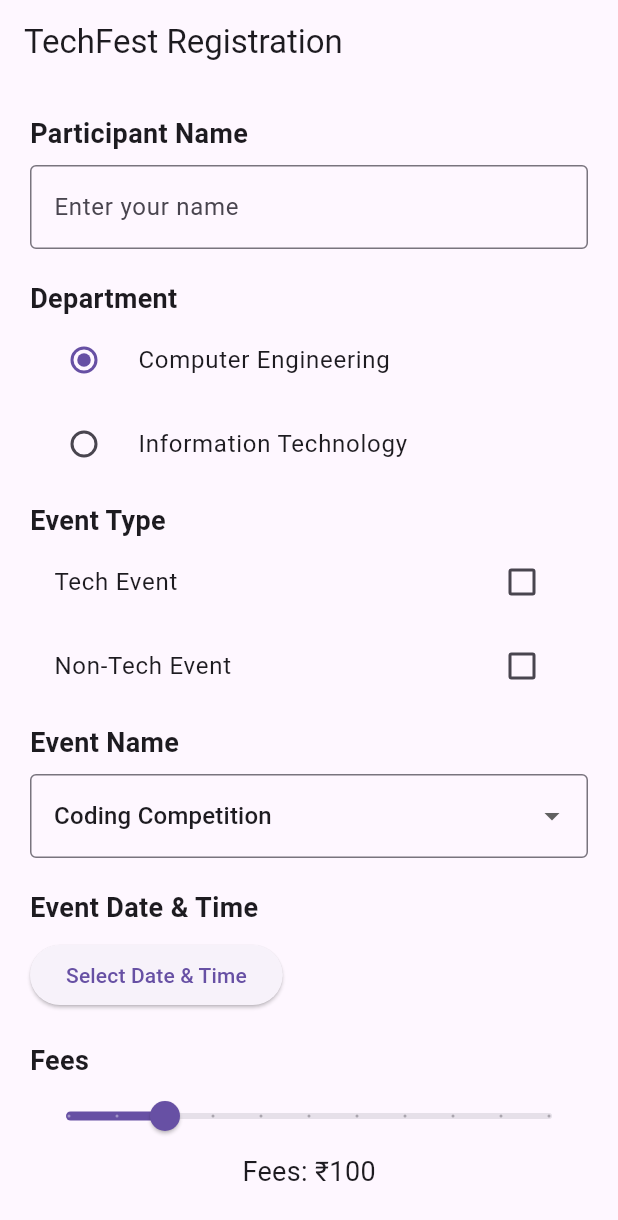
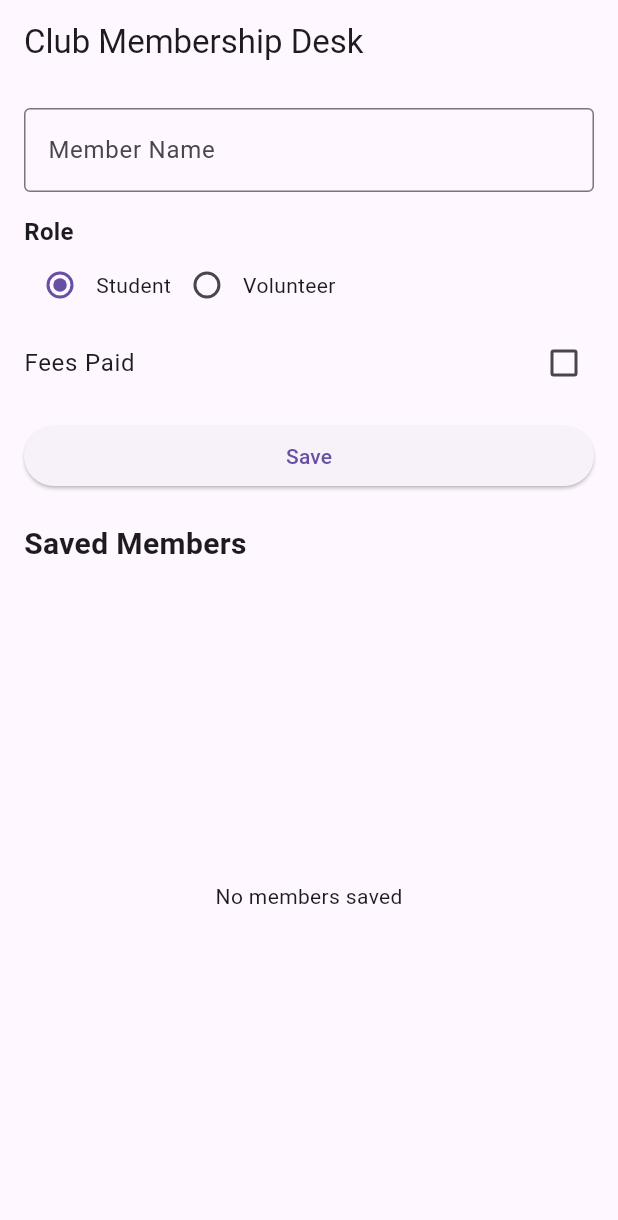
Before and after one commit to priyankadafda23/Flutter, a Flutter app: the screen it shows after launch, on a phone screen of 412 x 824 dp. Shown: the top 1220 px of the screen. Run offline on Flutter 3.47's test engine with Material 3 defaults, Android fonts, the light colour scheme and no system bars; our stand-ins replace shared_preferences.

Commit message:
added few functions in localjson file and completed clubmembership exercise

```diff
--- /dev/null
+++ b/demo/lib/club-membership/clubmembership.dart
@@ -0,0 +1,324 @@
+import 'dart:convert';
+
+import 'package:flutter/material.dart';
+import 'package:shared_preferences/shared_preferences.dart';
+
+class ClubMembership extends StatefulWidget {
+  const ClubMembership({super.key});
+
+  @override
+  State<ClubMembership> createState() => _ClubMembershipState();
+}
+
+class _ClubMembershipState extends State<ClubMembership> {
+  // TextField controller
+  final TextEditingController nameController = TextEditingController();
+
+  // Form values
+  String role = 'Student';
+  bool feesPaid = false;
+
+  // ID of member currently being edited
+  int? editingId;
+
+  // List of members
+  List<Map<String, dynamic>> members = [];
+
+  @override
+  void initState() {
+    super.initState();
+    _loadMembers();
+  }
+
+  // Load members from SharedPreferences
+  Future<void> _loadMembers() async {
+    SharedPreferences prefs = await SharedPreferences.getInstance();
+
+    String? data = prefs.getString('members');
+
+    if (data != null) {
+      setState(() {
+        members = List<Map<String, dynamic>>.from(
+          jsonDecode(data).map(
+            (item) => Map<String, dynamic>.from(item),
+          ),
+        );
+      });
+    }
+  }
+
+  // Save list as JSON
+  Future<void> _persist() async {
+    SharedPreferences prefs = await SharedPreferences.getInstance();
+
+    String jsonData = jsonEncode(members);
+
+    await prefs.setString('members', jsonData);
+  }
+
+  // Save or Update
+  Future<void> _saveOrUpdate() async {
+    String name = nameController.text.trim();
+
+    // Empty name is not allowed
+    if (name.isEmpty) {
+      ScaffoldMessenger.of(context).showSnackBar(
+        const SnackBar(
+          content: Text('Please enter member name'),
+        ),
+      );
+      return;
+    }
+
+    // ---------------- SAVE ----------------
+    if (editingId == null) {
+      int id = DateTime.now().millisecondsSinceEpoch;
+
+      Map<String, dynamic> member = {
+        'id': id,
+        'name': name,
+        'role': role,
+        'paid': feesPaid,
+      };
+
+      setState(() {
+        members.add(member);
+      });
+
+      await _persist();
+
+      ScaffoldMessenger.of(context).showSnackBar(
+        const SnackBar(
+          content: Text('Member saved'),
+        ),
+      );
+    }
+
+    // ---------------- UPDATE ----------------
+    else {
+      int index = members.indexWhere(
+        (member) => member['id'] == editingId,
+      );
+
+      if (index != -1) {
+        setState(() {
+          members[index] = {
+            'id': editingId,
+            'name': name,
+            'role': role,
+            'paid': feesPaid,
+          };
+        });
+
+        await _persist();
+
+        ScaffoldMessenger.of(context).showSnackBar(
+          const SnackBar(
+            content: Text('Member updated'),
+          ),
+        );
+      }
+    }
+
+    _clearForm();
+  }
+
+  // Load selected member into form
+  void _editMember(Map<String, dynamic> member) {
+    setState(() {
+      editingId = member['id'];
+
+      nameController.text = member['name'];
+
+      role = member['role'];
+
+      feesPaid = member['paid'];
+    });
+  }
+
+  // Cancel editing
+  void _cancelEdit() {
+    _clearForm();
+  }
+
+  // Clear form
+  void _clearForm() {
+    setState(() {
+      nameController.clear();
+      role = 'Student';
+      feesPaid = false;
+      editingId = null;
+    });
+  }
+
+  @override
+  void dispose() {
+    nameController.dispose();
+    super.dispose();
+  }
+
+  @override
+  Widget build(BuildContext context) {
+    bool isEditing = editingId != null;
+
+    return Scaffold(
+      appBar: AppBar(
+        title: const Text('Club Membership Desk'),
+      ),
+
+      body: Padding(
+        padding: const EdgeInsets.all(16),
+
+        child: Column(
+          crossAxisAlignment: CrossAxisAlignment.start,
+
+          children: [
+
+            // ---------------- NAME ----------------
+            TextField(
+              controller: nameController,
+              decoration: const InputDecoration(
+                labelText: 'Member Name',
+                border: OutlineInputBorder(),
+              ),
+            ),
+
+            const SizedBox(height: 15),
+
+            // ---------------- ROLE ----------------
+            const Text(
+              'Role',
+              style: TextStyle(
+                fontSize: 16,
+                fontWeight: FontWeight.bold,
+              ),
+            ),
+
+            Row(
+              children: [
+
+                Radio<String>(
+                  value: 'Student',
+                  groupValue: role,
+                  onChanged: (value) {
+                    setState(() {
+                      role = value!;
+                    });
+                  },
+                ),
+
+                const Text('Student'),
+
+                Radio<String>(
+                  value: 'Volunteer',
+                  groupValue: role,
+                  onChanged: (value) {
+                    setState(() {
+                      role = value!;
+                    });
+                  },
+                ),
+
+                const Text('Volunteer'),
+              ],
+            ),
+
+            // ---------------- FEES ----------------
+            CheckboxListTile(
+              contentPadding: EdgeInsets.zero,
+              title: const Text('Fees Paid'),
+              value: feesPaid,
+              onChanged: (value) {
+                setState(() {
+                  feesPaid = value!;
+                });
+              },
+            ),
+
+            const SizedBox(height: 10),
+
+            // ---------------- BUTTONS ----------------
+            Row(
+              children: [
+
+                Expanded(
+                  child: ElevatedButton(
+                    onPressed: _saveOrUpdate,
+                    child: Text(
+                      isEditing ? 'Update' : 'Save',
+                    ),
+                  ),
+                ),
+
+                // Cancel appears only during editing
+                if (isEditing) ...[
+                  const SizedBox(width: 10),
+
+                  Expanded(
+                    child: OutlinedButton(
+                      onPressed: _cancelEdit,
+                      child: const Text('Cancel'),
+                    ),
+                  ),
+                ],
+              ],
+            ),
+
+            const SizedBox(height: 20),
+
+            // ---------------- LIST TITLE ----------------
+            const Text(
+              'Saved Members',
+              style: TextStyle(
+                fontSize: 20,
+                fontWeight: FontWeight.bold,
+              ),
+            ),
+
+            const SizedBox(height: 10),
+
+            // ---------------- LIST ----------------
+            Expanded(
+              child: members.isEmpty
+                  ? const Center(
+                      child: Text('No members saved'),
+                    )
+                  : ListView.builder(
+                      itemCount: members.length,
+
+                      itemBuilder: (context, index) {
+                        final member = members[index];
+
+                        return Card(
+                          child: ListTile(
+
+                            title: Text(
+                              member['name'],
+                              style: const TextStyle(
+                                fontWeight: FontWeight.bold,
+                              ),
+                            ),
+
+                            subtitle: Text(
+                              'Role: ${member['role']}\n'
+                              'Fees Paid: '
+                              '${member['paid'] ? 'Yes' : 'No'}',
+                            ),
+
+                            trailing: IconButton(
+                              icon: const Icon(Icons.edit),
+                              onPressed: () {
+                                _editMember(member);
+                              },
+                            ),
+                          ),
+                        );
+                      },
+                    ),
+            ),
+          ],
+        ),
+      ),
+    );
+  }
+}
--- a/demo/lib/controls/task.txt
+++ b/demo/lib/controls/task.txt
@@ -46,3 +46,23 @@ create techfest mobile app with following data:
     iii. Tab 2 event 2 details (scroll event images with description)
 
 -----------------------------------------------------------------------------------------
+30/09/2026 exercise-03
+Club Membership Desk
+Build one small FLutter app that saves member details locally as JSON and shows them in
+a list. Students can add a record, edit it, and update it.
+1. Textbox member name
+2. Radio Role: Volunteer or Student
+3. Checkbox fees paid
+4. Button Save or update
+5. Button Cancel (only while editing)
+6. ListView.builder Saved members
+7. Edit icon Load that record back into the form
+What the app must do:
+- On Save, store one JSON object with id,name,role, and paid.
+- Keep all records in SharedPreferences so they remain after the app is closed.
+- Show every record in ListView.builder
+- On Edit, fill the form and set editingId.
+- On update, find the record by id, change it, call _persist(), and refresh the list.
+- Do not allow an empty name.
+
+-----------------------------------------------------------------------------------------
--- a/demo/lib/main.dart
+++ b/demo/lib/main.dart
@@ -7,9 +7,11 @@ import 'package:flutter/material.dart';
 //import './controls/imagedisp.dart';
 //import './controls/gridview.dart';
 //import './controls/tabview.dart';
-import './techfest/register.dart';
+//import './techfest/register.dart';
+//import './controls/localjson.dart';
+import './club-membership/clubmembership.dart';
 
-//techfest/register.dart
+//clubmembership.dart
 void main() {
   runApp(const MyApp());
 }
@@ -21,10 +23,49 @@ class MyApp extends StatelessWidget {
   Widget build(BuildContext context) {
     return MaterialApp(
       debugShowCheckedModeBanner: false,
-      home: const RegisterPage(),
+      title: 'Club Membership Desk',
+      theme: ThemeData(
+        primarySwatch: Colors.blue,
+      ),
+      home: const ClubMembership(),
     );
   }
 }
+
+
+//localjson.dart
+// void main() {
+//   runApp(const MyApp());
+// }
+
+// class MyApp extends StatelessWidget {
+//   const MyApp({super.key});
+
+//   @override
+//   Widget build(BuildContext context) {
+//     return MaterialApp(
+//       debugShowCheckedModeBanner: false,
+//       home: const UserForm(),
+//     );
+//   }
+// }
+
+//techfest/register.dart
+//// void main() {
+//   runApp(const MyApp());
+// }
+
+// class MyApp extends StatelessWidget {
+//   const MyApp({super.key});
+
+//   @override
+//   Widget build(BuildContext context) {
+//     return MaterialApp(
+//       debugShowCheckedModeBanner: false,
+//       home: const RegisterPage(),
+//     );
+//   }
+// }
 
 //tabview.dart
 // void main() {
```
Also changed, not shown: demo/lib/controls/localjson.dart (+134 -23 lines), 1 other file.
